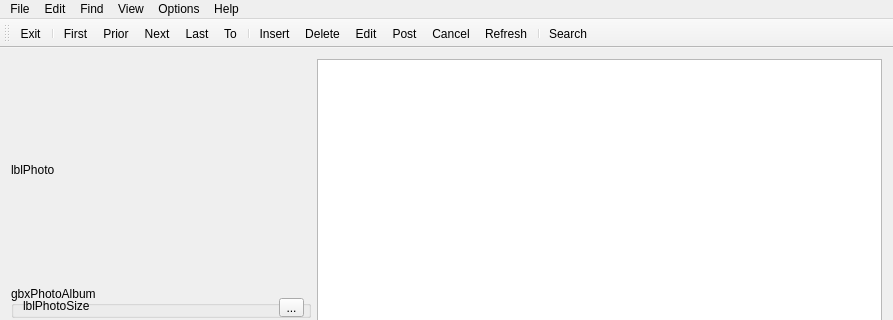
skynowa/xxxdb, file Forms/CMain.ui: the form before one commit; both pictures show x 0 to 893 and y 0 to 320 of the 893 by 578 pixel window.
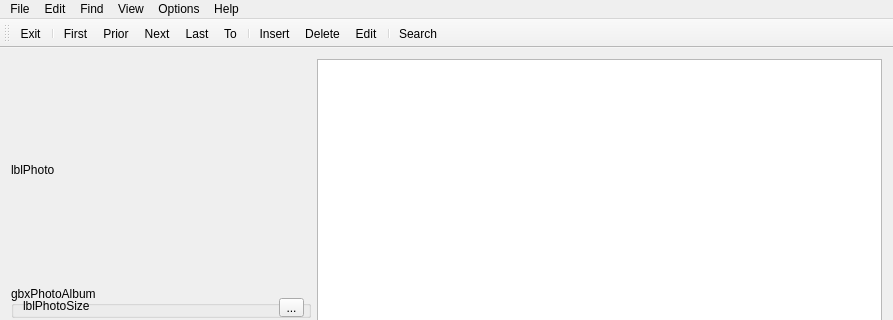
The form after the commit. Icons and pictures are not drawn.

Commit message: REMOVE: post, cancel, refresh actions

```diff
--- a/Forms/CMain.ui
+++ b/Forms/CMain.ui
@@ -189,9 +189,6 @@
    <addaction name="actEdit_Insert"/>
    <addaction name="actEdit_Delete"/>
    <addaction name="actEdit_Edit"/>
-   <addaction name="actEdit_Post"/>
-   <addaction name="actEdit_Cancel"/>
-   <addaction name="actEdit_Refresh"/>
    <addaction name="separator"/>
    <addaction name="actFind_Search"/>
   </widget>
@@ -267,33 +264,6 @@
     <string>Edit</string>
    </property>
   </action>
-  <action name="actEdit_Post">
-   <property name="icon">
-    <iconset resource="../Resources/App.qrc">
-     <normaloff>:/Menu/Menu/Post.bmp</normaloff>:/Menu/Menu/Post.bmp</iconset>
-   </property>
-   <property name="text">
-    <string>Post</string>
-   </property>
-  </action>
-  <action name="actEdit_Cancel">
-   <property name="icon">
-    <iconset resource="../Resources/App.qrc">
-     <normaloff>:/Menu/Menu/Cancel.bmp</normaloff>:/Menu/Menu/Cancel.bmp</iconset>
-   </property>
-   <property name="text">
-    <string>Cancel</string>
-   </property>
-  </action>
-  <action name="actEdit_Refresh">
-   <property name="icon">
-    <iconset resource="../Resources/App.qrc">
-     <normaloff>:/Menu/Menu/Refresh.bmp</normaloff>:/Menu/Menu/Refresh.bmp</iconset>
-   </property>
-   <property name="text">
-    <string>Refresh</string>
-   </property>
-  </action>
   <action name="actFind_Search">
    <property name="icon">
     <iconset resource="../Resources/App.qrc">
```
Left out of the diff: 3 changed lines with no effect on the pictures. The commit also changes 3 other files.
